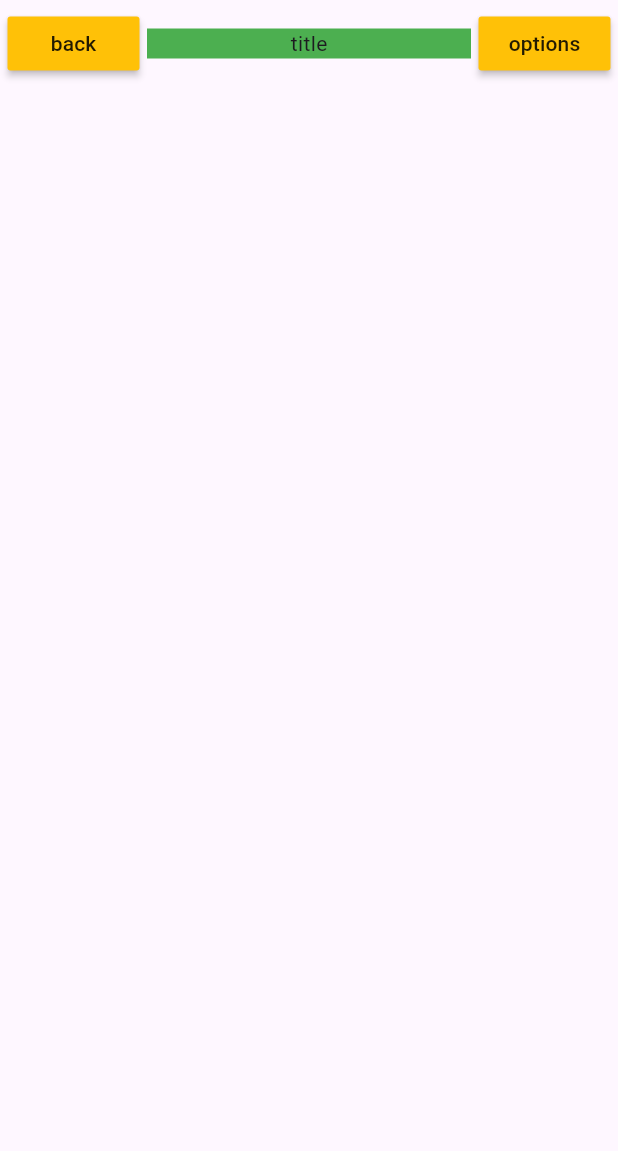
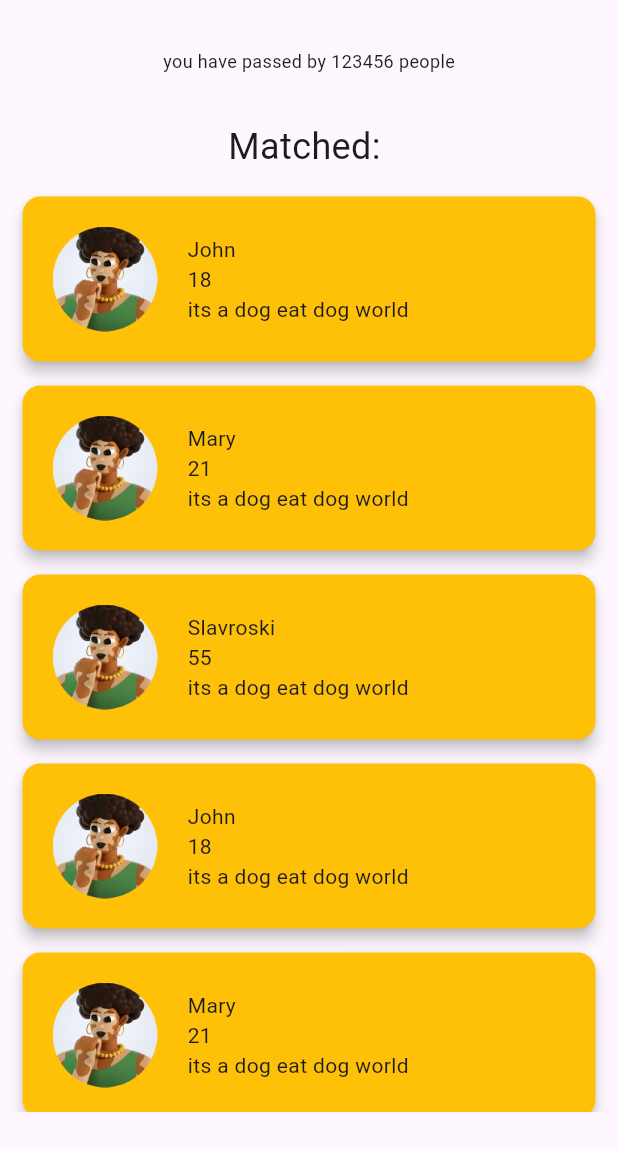
Before and after one commit to mervyn-teo/orbital-front-end, a Flutter app: the screen it shows after launch, on a phone screen of 412 x 824 dp. Shown: the top 1151 px of the screen. Run offline on Flutter 3.47's test engine with Material 3 defaults, Android fonts, the phone set to English and light mode, and no system bars.

Commit message:
- made home page - made individual profile page (others)

```diff
--- a/lib/pages/home.dart
+++ b/lib/pages/home.dart
@@ -1,6 +1,44 @@
 import 'package:flutter/cupertino.dart';
 import 'package:flutter/material.dart';
 import 'package:flutter/widgets.dart';
+import 'package:orbital/Profile.dart';
+import 'package:orbital/pages/other_profile.dart';
+
+List<Profile> testProfiles = <Profile>[
+  Profile('John',
+          '123sdfjkhfksl',
+          18,
+          'its a dog eat dog world',
+          'assets/default_profile.png'),
+  Profile('Mary',
+          'fasdlmjnkfa',
+          21,
+          'its a dog eat dog world',
+          'assets/default_profile.png'),
+  Profile('Slavroski',
+          'gfgkmlsadmnjgf',
+          55,
+          'its a dog eat dog world',
+          'assets/default_profile.png'),
+          Profile('John',
+          '123sdfjkhfksl',
+          18,
+          'its a dog eat dog world',
+          'assets/default_profile.png'),
+  Profile('Mary',
+          'fasdlmjnkfa',
+          21,
+          'its a dog eat dog world',
+          'assets/default_profile.png'),Profile('John',
+          '123sdfjkhfksl',
+          18,
+          'its a dog eat dog world',
+          'assets/default_profile.png'),
+  Profile('Mary',
+          'fasdlmjnkfa',
+          21,
+          'its a dog eat dog world',
+          'assets/default_profile.png'),];
 
 class homePage extends StatefulWidget {
   const homePage({super.key});
@@ -10,44 +48,78 @@ class homePage extends StatefulWidget {
 }
 
 class _homePageState extends State<homePage> {
+  int? metPpl = 123456; // TODO: use API to grab this
+  List<Profile>? matchedProfiles = testProfiles; // TODO: using test profiles, remove in production
+
   @override
   Widget build(BuildContext context) {
     return SafeArea(
       child: Scaffold(
         body: Column(
           children: <Widget>[
-            Row(
-              mainAxisAlignment: MainAxisAlignment.spaceBetween,
-              children: [
-                Container(
-                  margin: EdgeInsets.all(5),
-                  child: MaterialButton(
-                    color: Colors.amber,
-                    padding: EdgeInsets.all(5),
-                    child: Text('back'),
-                    onPressed: (){ }
-                    ),
-                ),
-                  Expanded(
-                    child: Container(
-                      color: Colors.green,
-                      child: Center(child: Text('title')),
-                      ),
-                  ),
-                Container(
-                  margin: EdgeInsets.all(5),
-                  child: MaterialButton(
-                    color: Colors.amber,
-                    padding: EdgeInsets.all(5),
-                    child: Text('options'),
-                    onPressed: (){ }
-                    ),
-                ),
-              ],
-            ),//navigation
+            Container(
+              padding: EdgeInsets.fromLTRB(0, 32, 0, 0),
+              child: Text('you have passed by $metPpl people',
+              style: TextStyle(fontSize: 12))),
+            Container(
+              padding: EdgeInsets.fromLTRB(0, 32, 0, 0),
+              child: Text('Matched: ',
+              style: TextStyle(fontSize: 24))),
+              Container(
+                height: 626,
+                child: ListView(children: getCards())),
           ],
         ),
       ),
     );
   }
+
+
+  // generate cards from list of profiles
+  List<Card> getCards() {
+    if (matchedProfiles == null) {
+      return List.empty();
+    } else {
+      List<Card> ret = List.empty(growable: true);
+      for (var profile in matchedProfiles!) {
+        ret.add(makeProfileCards(profile));
+      }
+      return ret;
+    }
+  }
+
+
+  // template for profile cards
+  Card makeProfileCards(Profile profile) {
+    return Card(
+      elevation: 4,
+      margin: const EdgeInsets.fromLTRB(15, 16, 15, 0),
+      color: Colors.amber,
+      child: InkWell(
+        onTap: ()=> {Navigator.push(context,
+                                    MaterialPageRoute(builder: (context) => otherProfile(profile: profile)))}, // goes to the profile page
+        child: Row(
+          children: [
+            Container(
+              margin: EdgeInsets.all(20),
+              child: Image(image: AssetImage(profile.pfp),
+                    width: 70,
+                    height: 70,
+                    ),
+            ),
+            Column(
+              crossAxisAlignment: CrossAxisAlignment.start,
+              children: [
+                Text(profile.name,),
+                Text(profile.age.toString(),),
+                Text(profile.bio,),
+              ],
+            )
+          ],
+        ),
+      ),
+      );
+  }
+
+
 }
--- /dev/null
+++ b/lib/pages/other_profile.dart
@@ -0,0 +1,43 @@
+import 'package:flutter/material.dart';
+import 'package:orbital/Profile.dart';
+
+class otherProfile extends StatelessWidget {
+  const otherProfile({super.key, required this.profile});
+  final Profile profile;
+
+  @override
+  Widget build(BuildContext context) {
+    return SafeArea(
+      child: Scaffold(
+        body: Column(
+          children: [
+            Center(child: Container(
+              margin: EdgeInsets. fromLTRB(0, 40, 0, 0),
+              child: Card(
+                shape: const CircleBorder(),
+                elevation: 4,
+                child: CircleAvatar(
+                  radius: 70,
+                  child: Image(
+                    image: AssetImage(profile.pfp)),
+                ),
+              ))),
+            Container(
+              margin: EdgeInsets.fromLTRB(0, 12, 0, 0),
+              child: Text(profile.name,
+                          style: TextStyle(fontSize: 36),)),
+            Container(
+              margin: EdgeInsets.fromLTRB(0, 12, 0, 0),
+              child: Text(profile.age.toString(),
+                          style: TextStyle(fontSize: 24),)),
+            Container(
+              margin: EdgeInsets.fromLTRB(0, 12, 0, 0),
+              child: Text(profile.bio,
+                          style: TextStyle(fontSize: 15),),
+              ),
+            ],
+          ),
+      )
+    );
+  }
+}
--- /dev/null
+++ b/lib/profile.dart
@@ -0,0 +1,9 @@
+class Profile {
+  String name;
+  String id;
+  int age;
+  String bio;
+  String pfp; // TODO: make a temp folder that contains profile pictures
+
+  Profile(this.name, this.id, this.age, this.bio, this.pfp);
+}
--- a/pubspec.yaml
+++ b/pubspec.yaml
@@ -10,10 +10,6 @@ environment:
 dependencies:
   flutter:
     sdk: flutter
-
-  dio: ^4.0.0
-  flutter_polyline_points: ^2.0.0
-  google_maps_flutter: ^2.6.1
   cupertino_icons: ^1.0.6
   geolocator: ^11.0.0
 
@@ -25,3 +21,5 @@ dev_dependencies:
 
 flutter:
   uses-material-design: true
+  assets:
+    - assets/default_profile.png
```
Also changed, not shown: assets/default_profile.png (added), pubspec.lock.
